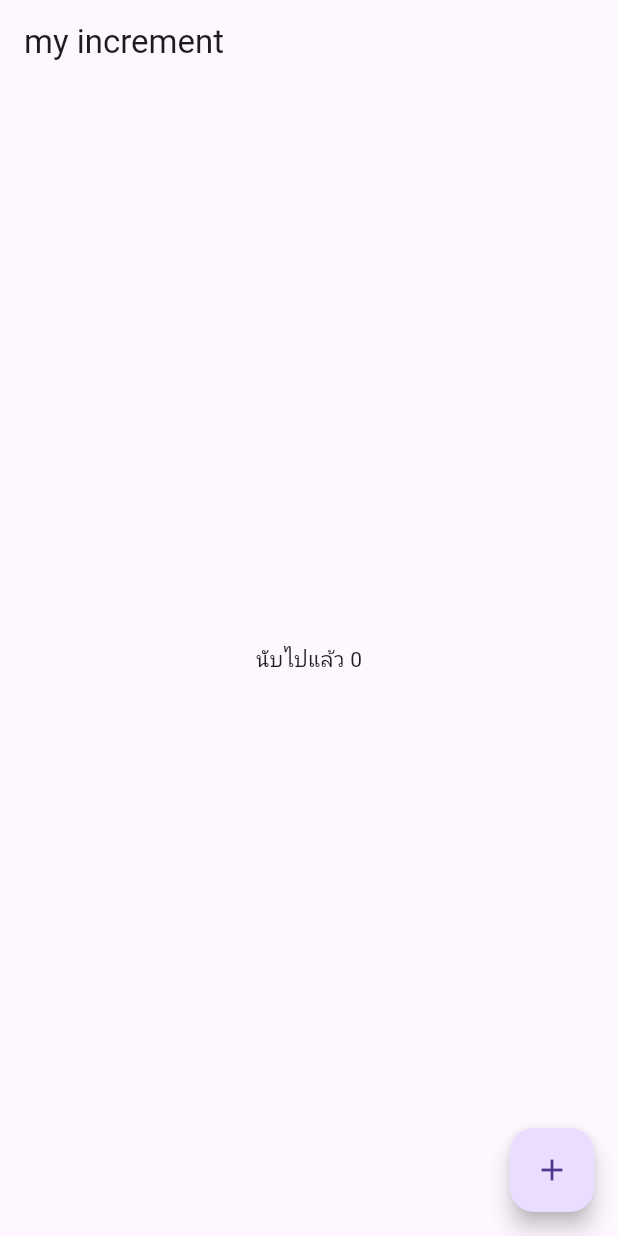
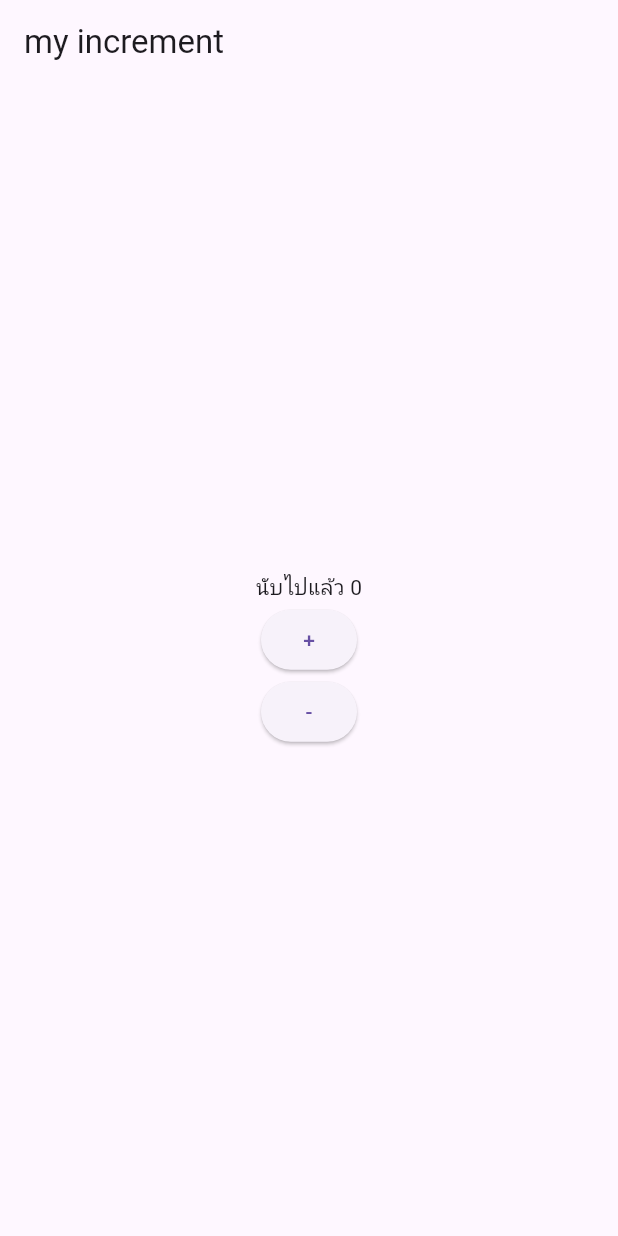
Before and after one commit to oown-mac/flutter_example2, a Flutter app: the screen it shows after launch, on a phone screen of 412 x 824 dp. Run offline on Flutter 3.47's test engine with Material 3 defaults, Android fonts, the phone set to English and light mode, and no system bars.

Commit message:
button plus +1 and -1

```diff
--- a/lib/screen/my_home_page.dart
+++ b/lib/screen/my_home_page.dart
@@ -15,18 +15,33 @@ class _MyHomePageState extends State<MyHomePage> {
     });
   }
 
+  void _decrementCounter() {
+    setState(() {
+      if (_counter > 0) _counter--;
+    });
+  }
+
   @override
   Widget build(BuildContext context) {
     return Scaffold(
-      appBar: AppBar(
-        title: const Text('my increment'),
-      ),
-      body: Center(child: Text("นับไปแล้ว $_counter")),
-      floatingActionButton: FloatingActionButton(
-        onPressed: _incrementCounter,
-        tooltip: 'Increment',
-        child: const Icon(Icons.add),
-      ), // This trailing comma makes auto-formatting nicer for build methods.
-    );
+        appBar: AppBar(
+          title: const Text('my increment'),
+        ),
+        body: Center(
+          child: Column(
+            mainAxisAlignment: MainAxisAlignment.center,
+            children: [
+              Text("นับไปแล้ว $_counter"),
+              ElevatedButton(
+                onPressed: () => _incrementCounter(),
+                child: const Text("+"),
+              ),
+              ElevatedButton(
+                onPressed: () => _decrementCounter(),
+                child: const Text("-"),
+              ),
+            ],
+          ),
+        ));
   }
 }
```
